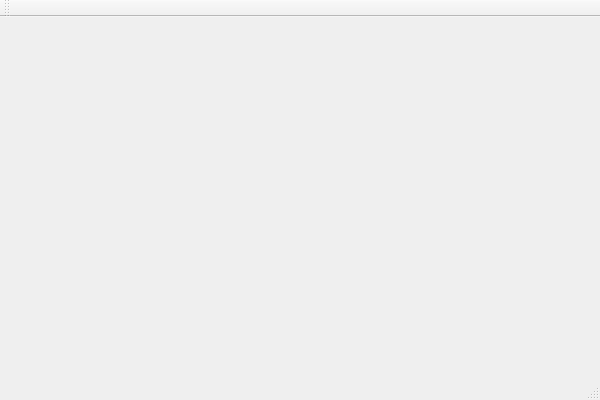
Above: client/MainWindow.ui from houhaotian/QtTcpDemo before the change. Below: the same form after it.
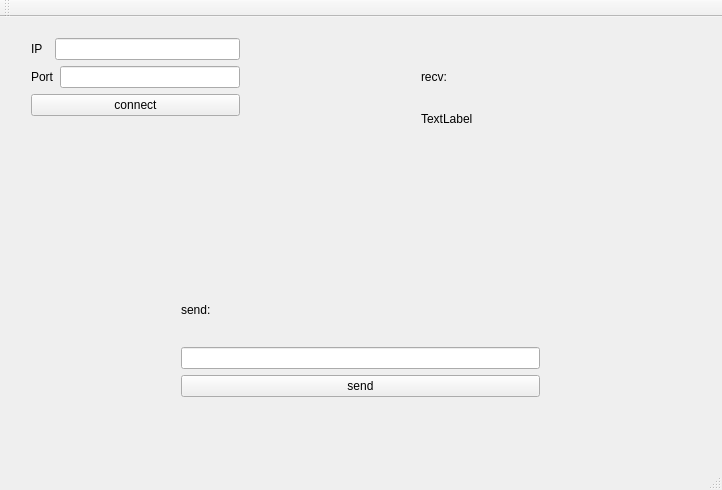
That is the form after the change.

Patch:
```diff
--- a/client/MainWindow.ui
+++ b/client/MainWindow.ui
@@ -6,14 +6,130 @@
    <rect>
     <x>0</x>
     <y>0</y>
-    <width>600</width>
-    <height>400</height>
+    <width>722</width>
+    <height>490</height>
    </rect>
   </property>
   <property name="windowTitle">
    <string>Client</string>
   </property>
-  <widget class="QWidget" name="centralWidget"/>
+  <widget class="QWidget" name="centralWidget">
+   <widget class="QWidget" name="verticalLayoutWidget">
+    <property name="geometry">
+     <rect>
+      <x>20</x>
+      <y>10</y>
+      <width>231</width>
+      <height>111</height>
+     </rect>
+    </property>
+    <layout class="QVBoxLayout" name="verticalLayout">
+     <item>
+      <layout class="QHBoxLayout" name="horizontalLayout" stretch="1,10">
+       <item>
+        <widget class="QLabel" name="label">
+         <property name="text">
+          <string>IP</string>
+         </property>
+        </widget>
+       </item>
+       <item>
+        <widget class="QLineEdit" name="IP"/>
+       </item>
+      </layout>
+     </item>
+     <item>
+      <layout class="QHBoxLayout" name="horizontalLayout_2" stretch="1,10">
+       <item>
+        <widget class="QLabel" name="label_2">
+         <property name="text">
+          <string>Port</string>
+         </property>
+        </widget>
+       </item>
+       <item>
+        <widget class="QLineEdit" name="PORT"/>
+       </item>
+      </layout>
+     </item>
+     <item>
+      <widget class="QPushButton" name="connect">
+       <property name="text">
+        <string>connect</string>
+       </property>
+      </widget>
+     </item>
+     <item>
+      <spacer name="verticalSpacer">
+       <property name="orientation">
+        <enum>Qt::Vertical</enum>
+       </property>
+       <property name="sizeHint" stdset="0">
+        <size>
+         <width>20</width>
+         <height>40</height>
+        </size>
+       </property>
+      </spacer>
+     </item>
+    </layout>
+   </widget>
+   <widget class="QWidget" name="verticalLayoutWidget_2">
+    <property name="geometry">
+     <rect>
+      <x>410</x>
+      <y>30</y>
+      <width>231</width>
+      <height>101</height>
+     </rect>
+    </property>
+    <layout class="QVBoxLayout" name="verticalLayout_2">
+     <item>
+      <widget class="QLabel" name="label_3">
+       <property name="text">
+        <string>recv:</string>
+       </property>
+      </widget>
+     </item>
+     <item>
+      <widget class="QLabel" name="Text">
+       <property name="text">
+        <string>TextLabel</string>
+       </property>
+      </widget>
+     </item>
+    </layout>
+   </widget>
+   <widget class="QWidget" name="verticalLayoutWidget_3">
+    <property name="geometry">
+     <rect>
+      <x>170</x>
+      <y>250</y>
+      <width>381</width>
+      <height>141</height>
+     </rect>
+    </property>
+    <layout class="QVBoxLayout" name="verticalLayout_3">
+     <item>
+      <widget class="QLabel" name="label_4">
+       <property name="text">
+        <string>send:</string>
+       </property>
+      </widget>
+     </item>
+     <item>
+      <widget class="QLineEdit" name="sendEdit"/>
+     </item>
+     <item>
+      <widget class="QPushButton" name="sendButton">
+       <property name="text">
+        <string>send</string>
+       </property>
+      </widget>
+     </item>
+    </layout>
+   </widget>
+  </widget>
   <widget class="QMenuBar" name="menuBar">
    <property name="geometry">
     <rect>
```
Left out of the diff: 2 changed lines with no effect on the pictures.
